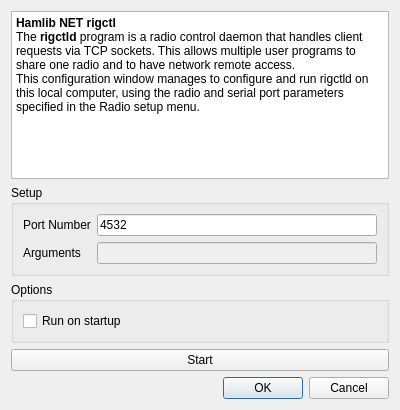
This is dialognetrigctl.ui in PianetaRadio/CatRadio as Qt 5 draws it before an edit. The edited form follows.
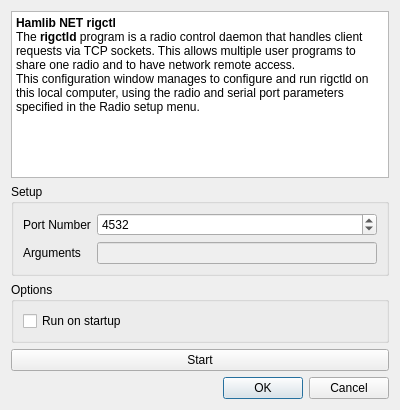
This is the edited form.

Diff of the .ui file:
```diff
--- a/dialognetrigctl.ui
+++ b/dialognetrigctl.ui
@@ -45,23 +45,7 @@
          <string>Port Number</string>
         </property>
         <property name="buddy">
-         <cstring>lineEdit_portNumber</cstring>
-        </property>
-       </widget>
-      </item>
-      <item row="0" column="1">
-       <widget class="QLineEdit" name="lineEdit_portNumber">
-        <property name="toolTip">
-         <string>default 4532</string>
-        </property>
-        <property name="inputMask">
-         <string>99999</string>
-        </property>
-        <property name="text">
-         <string>4532</string>
-        </property>
-        <property name="placeholderText">
-         <string/>
+         <cstring>spinBox_portNumber</cstring>
         </property>
        </widget>
       </item>
@@ -79,6 +63,25 @@
         </property>
        </widget>
       </item>
+      <item row="0" column="1">
+       <widget class="QSpinBox" name="spinBox_portNumber">
+        <property name="toolTip">
+         <string>default port 4532</string>
+        </property>
+        <property name="whatsThis">
+         <string/>
+        </property>
+        <property name="minimum">
+         <number>1</number>
+        </property>
+        <property name="maximum">
+         <number>10000</number>
+        </property>
+        <property name="value">
+         <number>4532</number>
+        </property>
+       </widget>
+      </item>
      </layout>
     </widget>
    </item>
```
Left out of the diff: 10 changed lines with no effect on the pictures.
